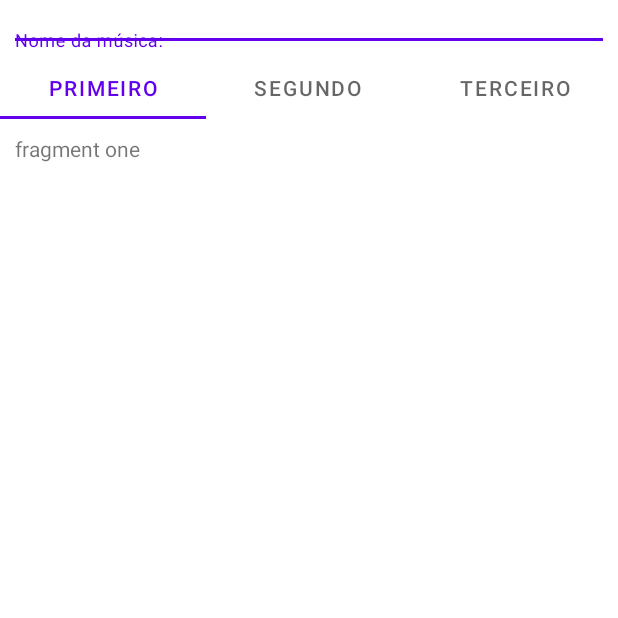
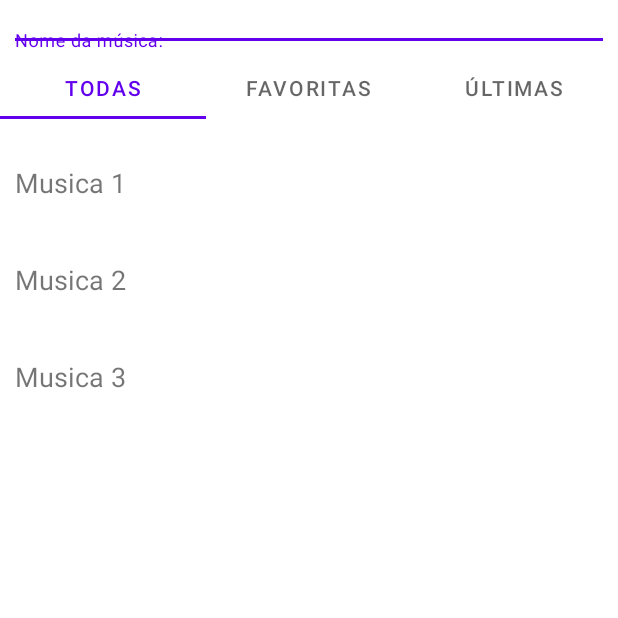
Before and after one commit to layonmartins/MusicCifra, an Android app: the screen it shows after launch (MainActivity), on a phone screen of 412 x 824 dp, the top half of it. Run offline under Robolectric (Android 15) with nearby library versions, the phone set to English and light mode, and no system bars; plain views replace MaterialAutoCompleteTextView.

Commit message:
implement a sample recycler view in OneFragmente.kt

```diff
--- a/app/src/main/java/com/example/musiccifra/MainActivity.kt
+++ b/app/src/main/java/com/example/musiccifra/MainActivity.kt
@@ -26,15 +26,15 @@ const val READ_STORAGE_PERMISSION_REQUEST_CODE = 103
 // TAG to print logs
 const val TAG = "layon.f" //like: MusicApp
 
-//TODO change the navigation bar color
-//TODO create material Tab "All musics", "last Music", "favorite Music"
 //TODO create recycle list from all tabs
+//TODO create a static class ResourceUtils that get the list of music from sdcard/Download/PATHMUSICS
 //TODO open the music pdf from uri
 //TODO add the favorite music list feature
 //TODO feature to download files from generic official music
 //TODO get the list of music out of UIThread
 //TODO implement the fragment
 //TODO a setting panel
+//TODO add support for Portugues e Espanhol
 
 class MainActivity : AppCompatActivity() {
 
@@ -57,9 +57,9 @@ class MainActivity : AppCompatActivity() {
 
     private fun setupTabs(){
         val adapter = MyViewPagerAdapter(supportFragmentManager)
-        adapter.addFragment(OneFragment(), "Primeiro")
-        adapter.addFragment(TwoFragment(), "Segundo")
-        adapter.addFragment(ThreeFragment(), "Terceiro")
+        adapter.addFragment(OneFragment(), "Todas")
+        adapter.addFragment(TwoFragment(), "Favoritas")
+        adapter.addFragment(ThreeFragment(), "Últimas")
         viewPager.adapter = adapter
         my_tablayout.setupWithViewPager(viewPager)
     }
--- /dev/null
+++ b/app/src/main/java/com/example/musiccifra/Util/ResourcesUtil.kt
@@ -0,0 +1,39 @@
+package com.example.musiccifra.Util
+
+import android.os.Environment
+import android.util.Log
+import com.example.musiccifra.PATHMUSICS
+import com.example.musiccifra.TAG
+
+class ResourcesUtil {
+
+    //function to get the music list names in sdcard/Download/PATHMUSICS
+    public fun getMusicNamesAvailables(): List<String> {
+        var musicsList = listOf<String>("Musica 1", "Musica 2", "Musica 3")
+        //Check if sdcard is mounted or not
+        if(Environment.getExternalStorageState().equals(Environment.MEDIA_MOUNTED)){
+            Log.d(TAG, "The getExternalStorageState() is mounted")
+            // Accessing the downloads folder
+            val folder =
+                Environment.getExternalStoragePublicDirectory("${Environment.DIRECTORY_DOWNLOADS}/$PATHMUSICS")
+            if(folder.isDirectory){
+                //get the list of files inside the folder
+                val musicList = folder.listFiles()
+                if(musicList != null) {
+                    musicsList = musicList.map {it.name}
+                    //TODO: this for is only to test, remove this in feature
+                    for(music in musicsList) {
+                        //Log.d(TAG, "music: $music")
+                    }
+                } else {
+                    Log.d(TAG, "musicList == null")
+                }
+            } else {
+                Log.d(TAG, "$PATHMUSICS is NOT a directory")
+            }
+        } else {
+            Log.d(TAG, "The getExternalStorageState() is NOT mounted")
+        }
+        return musicsList
+    }
+}
--- /dev/null
+++ b/app/src/main/java/com/example/musiccifra/adapter/MusicAdapter.kt
@@ -0,0 +1,48 @@
+package com.example.musiccifra.adapter
+
+import android.util.Log
+import android.view.LayoutInflater
+import android.view.View
+import android.view.ViewGroup
+import android.widget.TextView
+import androidx.recyclerview.widget.RecyclerView
+import com.example.musiccifra.R
+
+class MusicAdapter(private val dataSet: Array<String>) :
+        RecyclerView.Adapter<MusicAdapter.ViewHolder>() {
+
+    /**
+     * Provide a reference to the type of views that you are using
+     * (custom ViewHolder).
+     */
+    class ViewHolder(view: View) : RecyclerView.ViewHolder(view) {
+        val name: TextView
+
+        init {
+            // Define click listener for the ViewHolder's View.
+            name = view.findViewById(R.id.name)
+            Log.d("layon.f", "init class ViewHolder")
+        }
+    }
+
+    // Create new views (invoked by the layout manager)
+    override fun onCreateViewHolder(viewGroup: ViewGroup, viewType: Int): ViewHolder {
+        // Create a new view, which defines the UI of the list item
+        val view = LayoutInflater.from(viewGroup.context)
+                .inflate(R.layout.music_row_item, viewGroup, false)
+
+        return ViewHolder(view)
+    }
+
+    // Replace the contents of a view (invoked by the layout manager)
+    override fun onBindViewHolder(viewHolder: ViewHolder, position: Int) {
+
+        // Get element from your dataset at this position and replace the
+        // contents of the view with that element
+        viewHolder.name.text = dataSet[position]
+    }
+
+    // Return the size of your dataset (invoked by the layout manager)
+    override fun getItemCount() = dataSet.size
+
+}
--- a/app/src/main/java/com/example/musiccifra/fragment/OneFragment.kt
+++ b/app/src/main/java/com/example/musiccifra/fragment/OneFragment.kt
@@ -1,11 +1,16 @@
 package com.example.musiccifra.fragment
 
 import android.os.Bundle
+import android.util.Log
 import android.view.LayoutInflater
 import android.view.View
 import android.view.ViewGroup
 import androidx.fragment.app.Fragment
+import androidx.recyclerview.widget.LinearLayoutManager
 import com.example.musiccifra.R
+import com.example.musiccifra.adapter.MusicAdapter
+import com.example.musiccifra.Util.ResourcesUtil
+import kotlinx.android.synthetic.main.fragment_one.*
 
 class OneFragment : Fragment() {
 
@@ -17,6 +22,29 @@ class OneFragment : Fragment() {
         return inflater.inflate(R.layout.fragment_one, container, false)
     }
 
+    override fun onResume() {
+        super.onResume()
+
+        Log.d("layon.f", "configure recyler View")
+        //get the recyclerView
+        val recyclerView = recyclerViewOne
+        //get the list of music
+        //TODO create a static class ResourceUtils that get the list of music from sdcard/Download/PATHMUSICS
+        //create a test list
+        val musicList = arrayOf("music name complete 1",
+            "music name complete 2",
+            "music name complete 3",
+            "music name complete 4")
+
+        val resourcesUtil = ResourcesUtil()
+        val musics = resourcesUtil.getMusicNamesAvailables()
+        //set the adapter
+        recyclerView.adapter = MusicAdapter(musics.toTypedArray())
+        //set layout manager
+        val layoutManager = LinearLayoutManager(context, LinearLayoutManager.VERTICAL, false)
+        recyclerView.layoutManager = layoutManager
+    }
+
     companion object {
         fun newInstance() = OneFragment()
     }
--- /dev/null
+++ b/app/src/main/java/com/example/musiccifra/model/Music.kt
@@ -0,0 +1,8 @@
+package com.example.musiccifra.model
+
+import android.net.Uri
+
+data class Music(
+        val nome: String,
+        val uri: Uri) {
+}
--- a/app/src/main/res/layout/fragment_one.xml
+++ b/app/src/main/res/layout/fragment_one.xml
@@ -3,10 +3,9 @@
     android:layout_width="match_parent"
     android:layout_height="match_parent">
 
-    <!-- TODO: Update blank fragment layout -->
-    <TextView
+
+    <androidx.recyclerview.widget.RecyclerView
+        android:id="@+id/recyclerViewOne"
         android:layout_width="match_parent"
-        android:layout_height="match_parent"
-        android:text="fragment one" />
-
+        android:layout_height="match_parent" />
 </LinearLayout>
--- /dev/null
+++ b/app/src/main/res/layout/music_row_item.xml
@@ -0,0 +1,16 @@
+<?xml version="1.0" encoding="utf-8"?>
+<LinearLayout xmlns:android="http://schemas.android.com/apk/res/android"
+    android:layout_width="match_parent"
+    android:layout_height="wrap_content"
+    android:orientation="horizontal">
+
+    <TextView
+        android:id="@+id/name"
+        android:layout_width="match_parent"
+        android:layout_height="wrap_content"
+        android:layout_marginTop="20dp"
+        android:layout_marginBottom="20dp"
+        android:textSize="18sp"
+        android:text="Teste"/>
+
+</LinearLayout>
```
